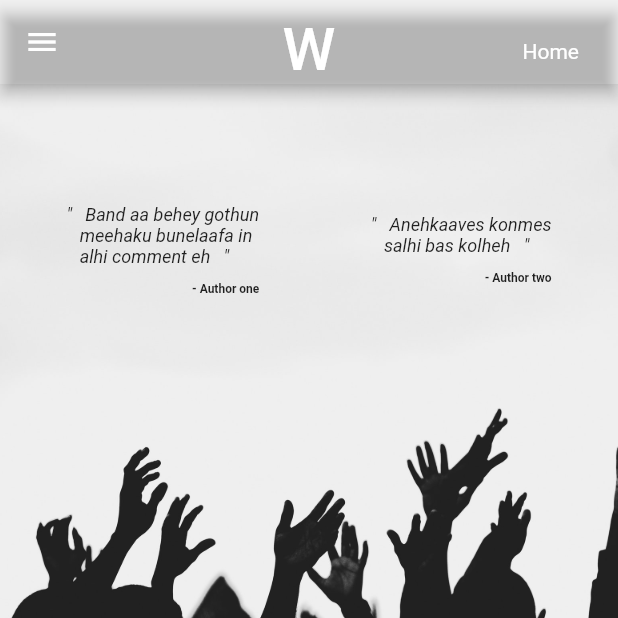
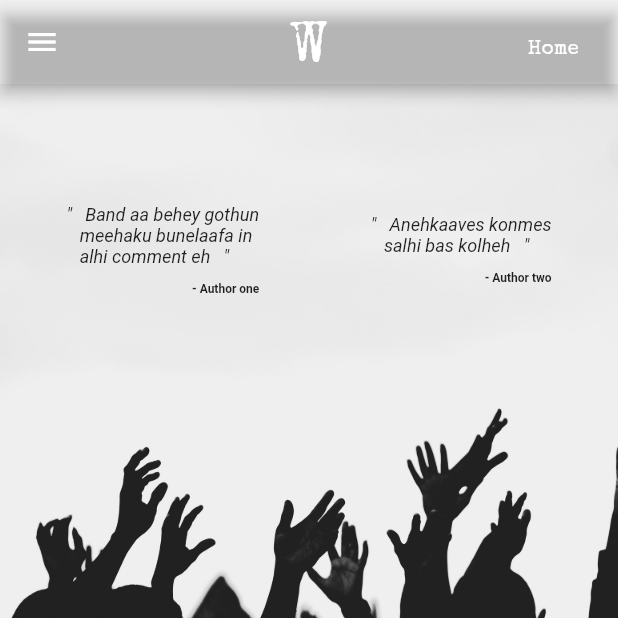
Before and after one commit to Axinxlet/TheWoodBandSample, a Flutter app: the screen it shows after launch, on a phone screen of 412 x 824 dp, the top half of it. Run offline on Flutter 3.47's test engine with Material 2 defaults, Android fonts, the phone set to English and light mode, and no system bars; our stand-ins replace google_fonts.

Commit message:
Changed the app icon and stuffs

```diff
--- a/lib/src/app.dart
+++ b/lib/src/app.dart
@@ -1,5 +1,4 @@
 import 'package:flutter/material.dart';
-import 'package:google_fonts/google_fonts.dart';
 import 'package:the_wood_band_sample/src/pages/home.dart';
 
 class App extends StatelessWidget {
@@ -7,10 +6,8 @@ class App extends StatelessWidget {
   Widget build(BuildContext context) {
     return MaterialApp(
       darkTheme: ThemeData.dark().copyWith(
-        textTheme: GoogleFonts.specialEliteTextTheme(
-          Theme.of(context).textTheme,
-        ),
-      ),
+          textTheme:
+              Theme.of(context).textTheme.apply(fontFamily: 'Special Elite')),
       home: Home(),
     );
   }
```
Also changed, not shown: pubspec.yaml (+4 -5 lines), asset/fonts/SpecialElite-Regular.ttf (added), 62 other files.
